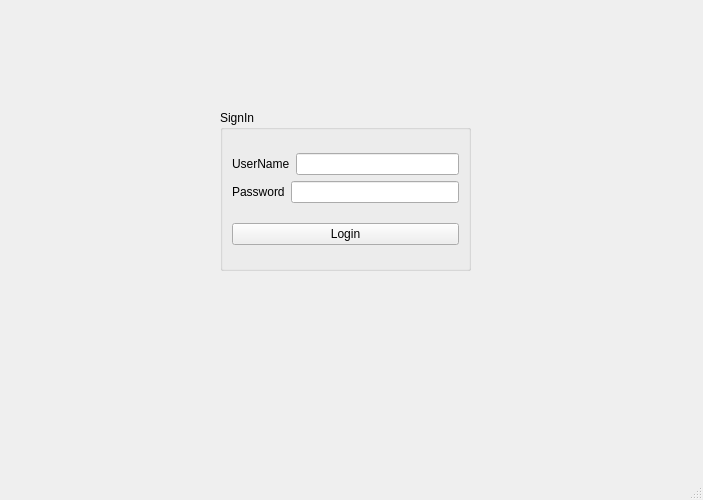
The window that LoginApp/LoginApp/mainwindow.ui (htts1049/Qt-Study) describes before a commit, drawn with Qt 5.
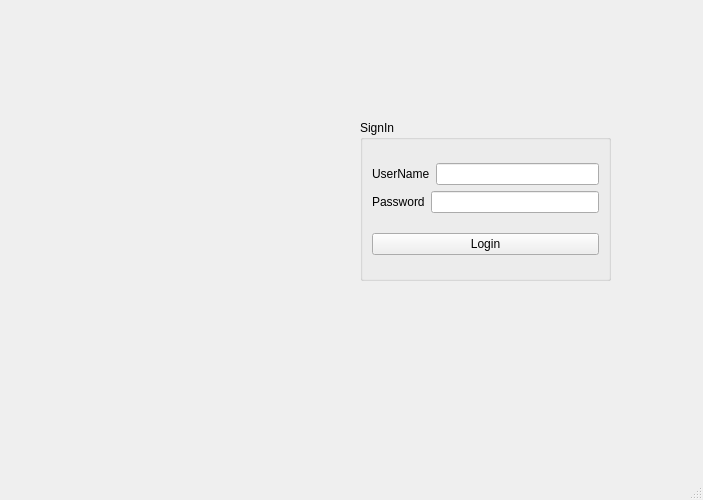
The same window after the commit.

Commit message: 1. Date : 2024-11-24 2. TID : - QPixmap 을 이용해, QLabel 에 Image 삽입 - setPix 메소드를 이용해, Image 의 크기를 조정 - width, height 메소드를 이용해, Image 의 크기를 QLabel 크기만큼 조정

Diff of the .ui file:
```diff
--- a/LoginApp/LoginApp/mainwindow.ui
+++ b/LoginApp/LoginApp/mainwindow.ui
@@ -17,8 +17,8 @@
    <widget class="QGroupBox" name="groupBox">
     <property name="geometry">
      <rect>
-      <x>220</x>
-      <y>110</y>
+      <x>360</x>
+      <y>120</y>
       <width>251</width>
       <height>161</height>
      </rect>
@@ -68,6 +68,19 @@
      </item>
     </layout>
    </widget>
+   <widget class="QLabel" name="label_pic">
+    <property name="geometry">
+     <rect>
+      <x>50</x>
+      <y>90</y>
+      <width>241</width>
+      <height>251</height>
+     </rect>
+    </property>
+    <property name="text">
+     <string/>
+    </property>
+   </widget>
   </widget>
   <widget class="QMenuBar" name="menubar">
    <property name="geometry">
```
The commit also changes 1 other file.
